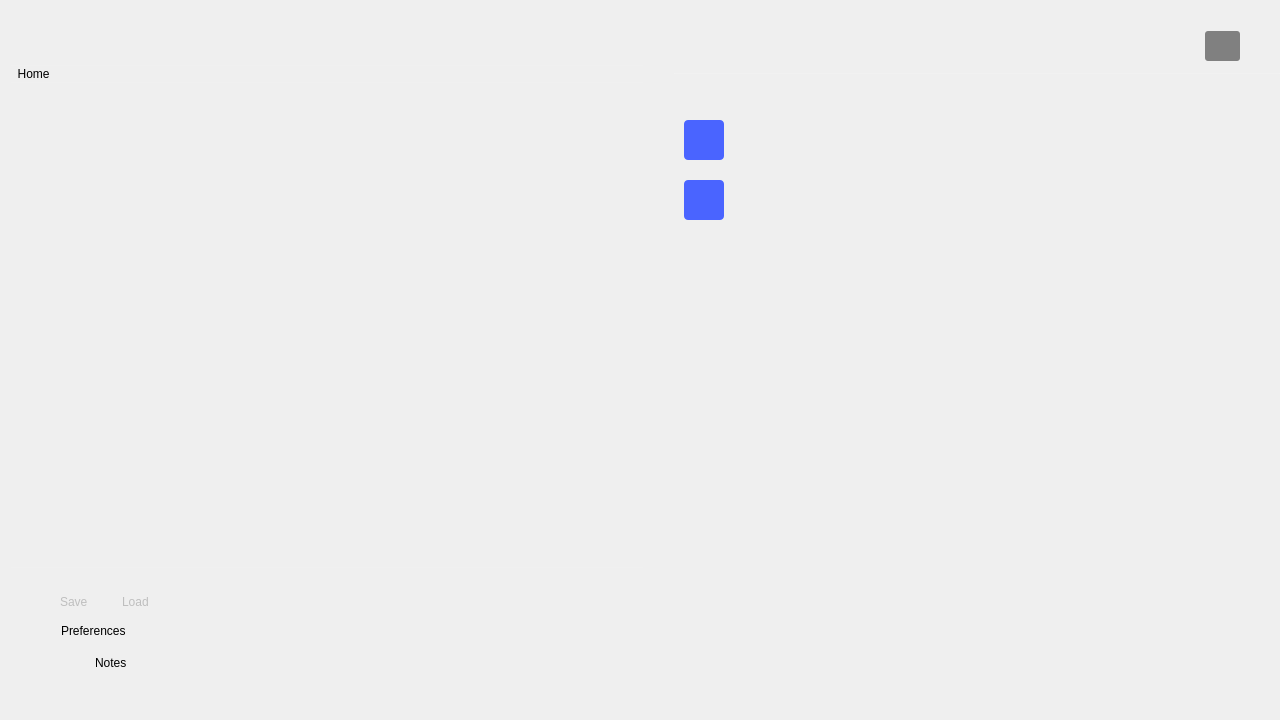
analogdevicesinc/scopy, file ui/tool_launcher.ui: the form before one commit.
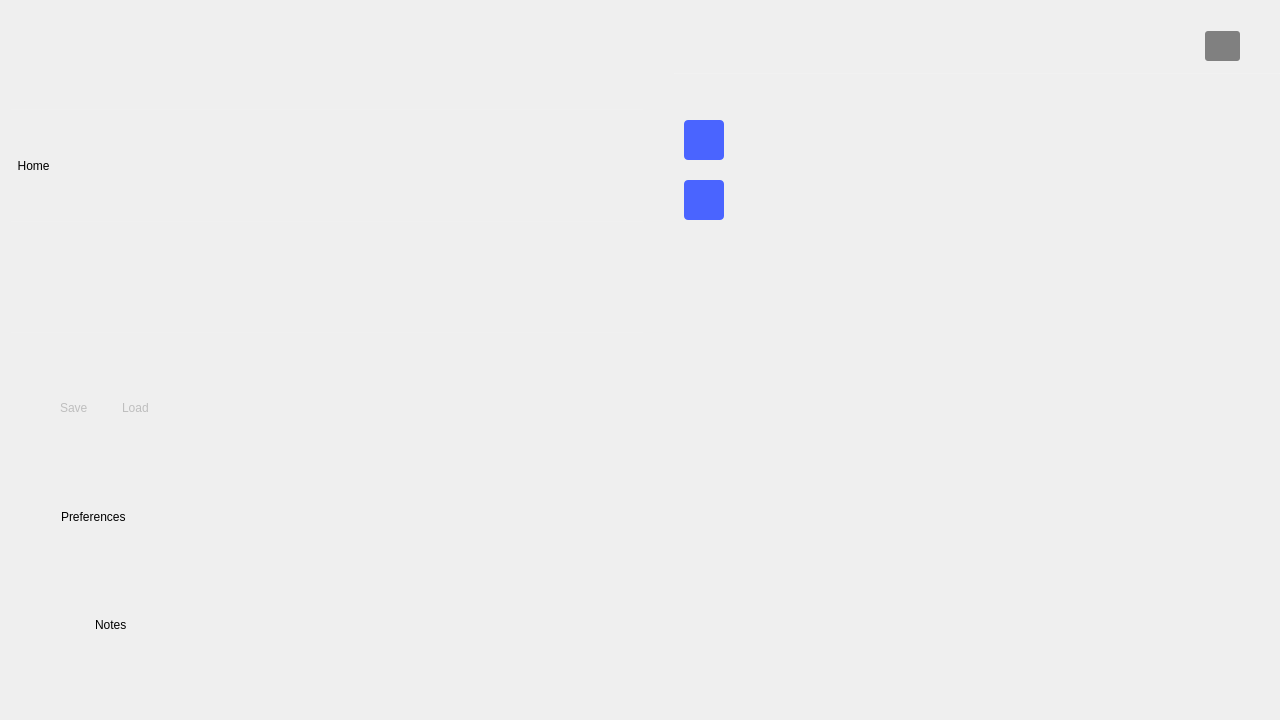
The form after the commit. Icons and pictures are not drawn. Custom widgets are drawn as their Qt base class.

```diff
--- a/ui/tool_launcher.ui
+++ b/ui/tool_launcher.ui
@@ -322,50 +322,8 @@
         </widget>
        </item>
        <item>
-        <widget class="QScrollArea" name="scrollArea">
-         <property name="sizePolicy">
-          <sizepolicy hsizetype="Preferred" vsizetype="Expanding">
-           <horstretch>0</horstretch>
-           <verstretch>0</verstretch>
-          </sizepolicy>
-         </property>
-         <property name="minimumSize">
-          <size>
-           <width>0</width>
-           <height>0</height>
-          </size>
-         </property>
-         <property name="frameShape">
-          <enum>QFrame::NoFrame</enum>
-         </property>
-         <property name="horizontalScrollBarPolicy">
-          <enum>Qt::ScrollBarAlwaysOff</enum>
-         </property>
-         <property name="widgetResizable">
-          <bool>true</bool>
-         </property>
-         <widget class="QWidget" name="scrollAreaWidgetContents">
-          <property name="geometry">
-           <rect>
-            <x>0</x>
-            <y>0</y>
-            <width>633</width>
-            <height>458</height>
-           </rect>
-          </property>
-          <property name="sizePolicy">
-           <sizepolicy hsizetype="Preferred" vsizetype="Expanding">
-            <horstretch>0</horstretch>
-            <verstretch>0</verstretch>
-           </sizepolicy>
-          </property>
-          <property name="minimumSize">
-           <size>
-            <width>0</width>
-            <height>0</height>
-           </size>
-          </property>
-          <layout class="QVBoxLayout" name="verticalLayout_4">
+        <widget class="QWidget" name="menuContainer" native="true">
+         <layout class="QVBoxLayout" name="menuContainerLayout">
            <property name="spacing">
             <number>0</number>
            </property>
@@ -381,38 +339,7 @@
            <property name="bottomMargin">
             <number>0</number>
            </property>
-           <item>
-            <widget class="QWidget" name="widget" native="true">
-             <property name="sizePolicy">
-              <sizepolicy hsizetype="Preferred" vsizetype="Expanding">
-               <horstretch>0</horstretch>
-               <verstretch>0</verstretch>
-              </sizepolicy>
-             </property>
-             <property name="minimumSize">
-              <size>
-               <width>0</width>
-               <height>0</height>
-              </size>
-             </property>
-             <property name="styleSheet">
-              <string notr="true"/>
-             </property>
-             <layout class="QVBoxLayout" name="menuOptionsLayout">
-              <property name="spacing">
-               <number>0</number>
-              </property>
-              <property name="sizeConstraint">
-               <enum>QLayout::SetMinAndMaxSize</enum>
-              </property>
-              <property name="leftMargin">
-               <number>0</number>
-              </property>
-             </layout>
-            </widget>
-           </item>
-          </layout>
-         </widget>
+         </layout>
         </widget>
        </item>
        <item>
```
Lines whose indentation alone changed are shown as unchanged.
